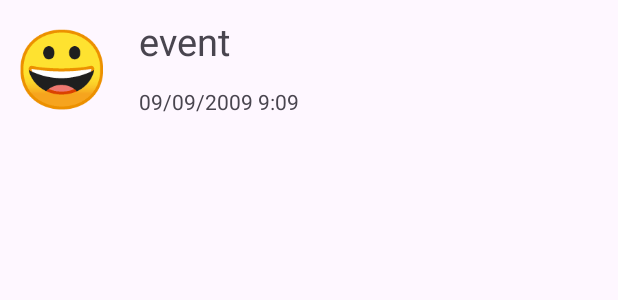
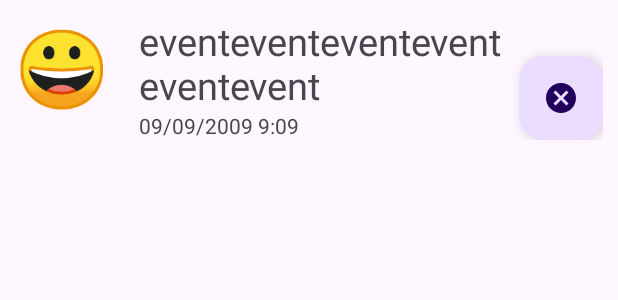
Before and after one commit to Hamjoshua/MoodNote, an Android app: the layout r_item.xml on its own in the app's theme, with its tools: preview values and no code run, on a phone screen of 412 x 824 dp. Shown: the top 300 px of the screen. Run offline under Robolectric (Android 15) with nearby library versions, the phone set to English and light mode, and no system bars.

Commit message:
Добавление функции удаления

```diff
--- a/app/src/main/java/com/example/moodnote/utils/NoteAdapter.kt
+++ b/app/src/main/java/com/example/moodnote/utils/NoteAdapter.kt
@@ -32,11 +32,15 @@ class NoteAdapter(val noteClick: OnNoteElementClick) :
         holder.binding.root.setOnClickListener {
             noteClick.onClick(note.note)
         }
+        holder.binding.removeNoteElementButton.setOnClickListener{
+            noteClick.onRemoveClick(note.note)
+        }
     }
 }
 
 interface OnNoteElementClick {
     fun onClick(note: Note)
+    fun onRemoveClick(note: Note)
 }
 
 class NoteDiffCallback : DiffUtil.ItemCallback<NoteWithEmotion>() {
--- /dev/null
+++ b/app/src/main/res/drawable/baseline_cancel_24.xml
@@ -0,0 +1,5 @@
+<vector android:height="24dp" android:tint="#000000"
+    android:viewportHeight="24" android:viewportWidth="24"
+    android:width="24dp" xmlns:android="http://schemas.android.com/apk/res/android">
+    <path android:fillColor="@android:color/white" android:pathData="M12,2C6.47,2 2,6.47 2,12s4.47,10 10,10 10,-4.47 10,-10S17.53,2 12,2zM17,15.59L15.59,17 12,13.41 8.41,17 7,15.59 10.59,12 7,8.41 8.41,7 12,10.59 15.59,7 17,8.41 13.41,12 17,15.59z"/>
+</vector>
--- a/app/src/main/res/layout/r_item.xml
+++ b/app/src/main/res/layout/r_item.xml
@@ -17,22 +17,35 @@
         />
     <TextView
         app:layout_constraintLeft_toRightOf="@id/emotionShowerText"
+        app:layout_constraintRight_toRightOf="parent"
         app:layout_constraintTop_toTopOf="parent"
         android:id="@+id/eventShowerText"
-        android:layout_width="wrap_content"
+        android:layout_width="0dp"
+        android:lines="2"
         android:textSize="25sp"
-        android:text="event"
+        android:ellipsize="end"
+        android:text="eventeventeventevent eventevent"
         android:layout_height="wrap_content">
 
     </TextView>
     <TextView
         android:id="@+id/dateShowerText"
+        app:layout_constraintTop_toBottomOf="@id/eventShowerText"
         app:layout_constraintBottom_toBottomOf="parent"
         app:layout_constraintLeft_toRightOf="@id/emotionShowerText"
         android:layout_width="wrap_content"
         android:layout_height="wrap_content"
         android:text="09/09/2009 9:09">
-
     </TextView>
 
+    <com.google.android.material.floatingactionbutton.FloatingActionButton
+        android:id="@+id/removeNoteElementButton"
+        android:src="@drawable/baseline_cancel_24"
+        app:layout_constraintBottom_toBottomOf="parent"
+        app:layout_constraintRight_toRightOf="parent"
+        android:layout_width="wrap_content"
+        android:layout_height="wrap_content">
+
+    </com.google.android.material.floatingactionbutton.FloatingActionButton>
+
 </androidx.constraintlayout.widget.ConstraintLayout>
```
Also changed, not shown: app/src/main/java/com/example/moodnote/ui/MainFragment.kt (+9 -7 lines), app/src/main/java/com/example/moodnote/ui/NoteFormFragment.kt (+22 -10 lines), app/src/main/java/com/example/moodnote/utils/ConfirmationDialog.kt (added, +25 -0 lines), app/src/main/res/layout/fragment_note_form.xml (+15 -3 lines).
